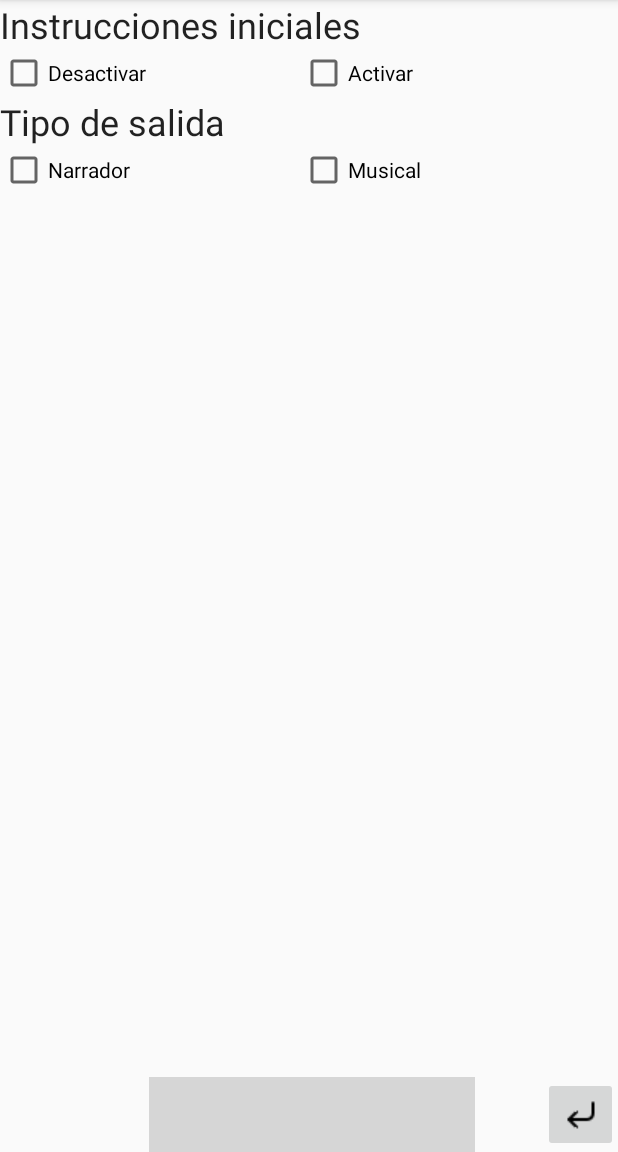
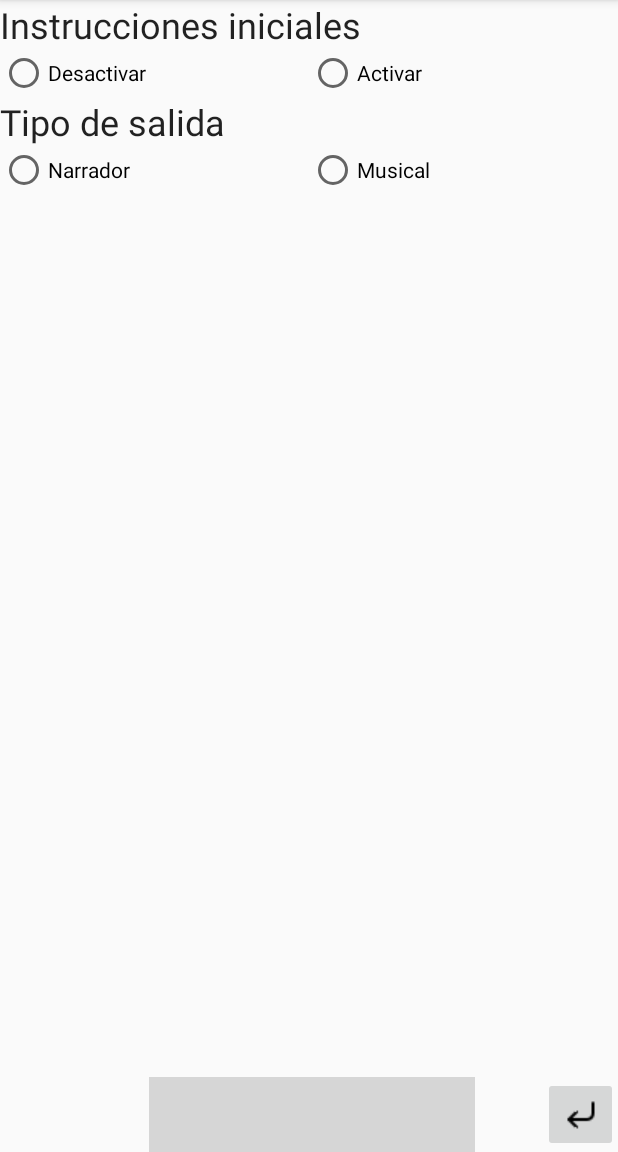
Before and after one commit to uo251129/Hexagrama, an Android app: the MenuActivity screen opened directly, with no data from a screen before it, on a phone screen of 412 x 824 dp, the part 84-1236 px from its top. Run offline under Robolectric (Android 15) with nearby library versions, the phone set to English and light mode, and no system bars; grey boxes are pictures that could not be loaded.

Commit message:
Added initial instructions to MainActivity.

```diff
--- a/app/src/main/java/qualityoverquantity/hexagrama/MenuActivity.java
+++ b/app/src/main/java/qualityoverquantity/hexagrama/MenuActivity.java
@@ -1,13 +1,46 @@
 package qualityoverquantity.hexagrama;
 
+import android.content.Intent;
 import android.support.v7.app.AppCompatActivity;
 import android.os.Bundle;
+import android.view.View;
+import android.widget.CheckBox;
+import android.widget.RadioButton;
+
+import qualityoverquantity.hexagrama.util.State;
 
 public class MenuActivity extends AppCompatActivity {
+
+    private RadioButton rbDesactivate, rbActivate, rbNarrator, rbMusic;
 
     @Override
     protected void onCreate(Bundle savedInstanceState) {
         super.onCreate(savedInstanceState);
         setContentView(R.layout.activity_menu);
+
+        rbDesactivate = findViewById(R.id.rbDesactivateInst);
+        rbActivate = findViewById(R.id.rbActivateInst);
+        rbNarrator = findViewById(R.id.rbNarrator);
+        rbMusic = findViewById(R.id.rbMusic);
+    }
+
+    public void backCamera(View view) {
+        finish();
+    }
+
+    public void changeInitialInstructions(View view) {
+        if(rbDesactivate.isActivated()) {
+            State.INSTRUCCIONES_INICIO = false;
+        } else if (rbActivate.isActivated()) {
+            State.INSTRUCCIONES_INICIO = true;
+        }
+    }
+
+    public void changeOutputType(View view) {
+        if(rbNarrator.isActivated()) {
+            State.TIPO_SALIDA = State.NARRADOR;
+        } else if (rbMusic.isActivated()) {
+            State.TIPO_SALIDA = State.MUSICAL;
+        }
     }
 }
--- a/app/src/main/res/layout/activity_main.xml
+++ b/app/src/main/res/layout/activity_main.xml
@@ -21,6 +21,7 @@
         android:layout_height="50dp"
         android:layout_alignParentStart="true"
         android:layout_alignParentBottom="true"
+        android:onClick="openMenu"
         app:srcCompat="@drawable/menu" />
 
     <ImageButton
--- a/app/src/main/res/layout/activity_menu.xml
+++ b/app/src/main/res/layout/activity_menu.xml
@@ -4,7 +4,7 @@
     xmlns:tools="http://schemas.android.com/tools"
     android:layout_width="match_parent"
     android:layout_height="match_parent"
-    tools:context=".MainActivity">
+    tools:context=".MenuActivity">
 
     <LinearLayout
         android:id="@+id/menuLayout"
@@ -19,24 +19,28 @@
             android:text="@string/initial_instructions"
             android:textAppearance="@style/TextAppearance.AppCompat.Headline" />
 
-        <LinearLayout
+        <RadioGroup
+            android:id="@+id/rbInstructions"
             android:layout_width="match_parent"
             android:layout_height="wrap_content"
             android:orientation="horizontal">
 
-            <CheckBox
-                android:id="@+id/cbDesactivateInst"
-                android:layout_width="200dp"
+            <RadioButton
+                android:id="@+id/rbDesactivateInst"
+                android:layout_width="match_parent"
                 android:layout_height="wrap_content"
+                android:layout_weight="1"
+                android:onClick="changeInitialInstructions"
                 android:text="@string/desactivate" />
 
-            <CheckBox
-                android:id="@+id/cbActivateInst"
-                android:layout_width="wrap_content"
+            <RadioButton
+                android:id="@+id/rbActivateInst"
+                android:layout_width="match_parent"
                 android:layout_height="wrap_content"
                 android:layout_weight="1"
+                android:onClick="changeInitialInstructions"
                 android:text="@string/activate" />
-        </LinearLayout>
+        </RadioGroup>
 
         <TextView
             android:id="@+id/txtOutputType"
@@ -45,24 +49,28 @@
             android:text="@string/output_type"
             android:textAppearance="@style/TextAppearance.AppCompat.Headline" />
 
-        <LinearLayout
+        <RadioGroup
+            android:id="@+id/rbOutput"
             android:layout_width="match_parent"
-            android:layout_height="match_parent"
+            android:layout_height="wrap_content"
             android:orientation="horizontal">
 
-            <CheckBox
-                android:id="@+id/cbNarrator"
-                android:layout_width="200dp"
+            <RadioButton
+                android:id="@+id/rbNarrator"
+                android:layout_width="match_parent"
                 android:layout_height="wrap_content"
+                android:layout_weight="1"
+                android:onClick="changeOutputType"
                 android:text="@string/narrator" />
 
-            <CheckBox
-                android:id="@+id/cbMusic"
-                android:layout_width="wrap_content"
+            <RadioButton
+                android:id="@+id/rbMusic"
+                android:layout_width="match_parent"
                 android:layout_height="wrap_content"
                 android:layout_weight="1"
+                android:onClick="changeOutputType"
                 android:text="@string/musical" />
-        </LinearLayout>
+        </RadioGroup>
 
     </LinearLayout>
 
@@ -72,6 +80,7 @@
         android:layout_height="50dp"
         android:layout_alignParentEnd="true"
         android:layout_alignParentBottom="true"
+        android:onClick="backCamera"
         app:srcCompat="@drawable/backtrack" />
 
     <ImageButton
--- a/app/src/main/res/values/strings.xml
+++ b/app/src/main/res/values/strings.xml
@@ -9,4 +9,8 @@
     <string name="activate">Activar</string>
     <string name="musical">Musical</string>
     <string name="narrator">Narrador</string>
+    <string name="initial_instructions_speak">Bienvenido a hexagrama. Para acceder al menú de
+    configuración haga click en la parte inferior izquierda de la pantalla. Para capturar un
+    pentagrama haga click en la parte inferior central. Para cargar un pentagrama
+    haga click en la parte inferior derecha.</string>
 </resources>
```
Also changed, not shown: app/src/main/java/qualityoverquantity/hexagrama/MainActivity.java (+36 -1 lines).
